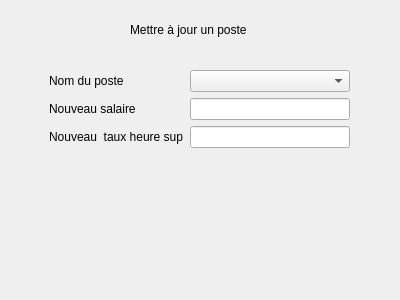
Old version of the form ui/updatepostedialog.ui in the repository eliphanio/Gestion-d-employer-et-de-paie.
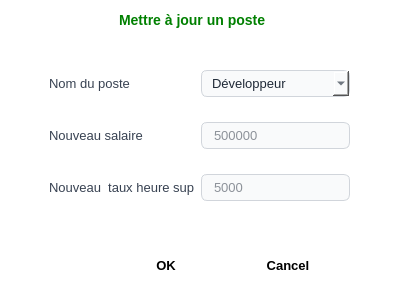
New version of the form.

Commit message: design dialog

Patch:
```diff
--- a/ui/updatepostedialog.ui
+++ b/ui/updatepostedialog.ui
@@ -13,29 +13,55 @@
   <property name="windowTitle">
    <string>Dialog</string>
   </property>
-  <widget class="QLabel" name="label">
-   <property name="geometry">
-    <rect>
-     <x>130</x>
-     <y>20</y>
-     <width>121</width>
-     <height>20</height>
-    </rect>
-   </property>
-   <property name="text">
-    <string>Mettre à jour un poste</string>
-   </property>
-  </widget>
+  <property name="styleSheet">
+   <string notr="true">QDialog {
+    background-color: #FFFFFF;
+}
+
+QLineEdit, QComboBox {
+    border: 1px solid #D1D5DB;
+    background-color: #F9FAFB;
+    border-radius: 6px;
+    padding: 4px 10px;
+    color: #1F2937;
+    font-size: 13px;
+    selection-background-color: #2563EB;
+}
+
+QLineEdit:hover, QComboBox:hover {
+    border: 1px solid #94A3B8;
+}
+
+QLineEdit:focus, QComboBox:focus {
+    border: 1px solid #2563EB;
+    background-color: #FFFFFF;
+}
+
+QLineEdit:disabled, QComboBox:disabled {
+    background-color: #F3F4F6;
+    color: #9CA3AF;
+    border: 1px solid #E5E7EB;
+}
+
+QLabel {
+    color: #374151;
+    font-size: 13px;
+    background-color: transparent;
+}</string>
+  </property>
   <widget class="QWidget" name="formLayoutWidget">
    <property name="geometry">
     <rect>
      <x>49</x>
      <y>70</y>
      <width>301</width>
-     <height>161</height>
+     <height>163</height>
     </rect>
    </property>
    <layout class="QFormLayout" name="formLayout">
+    <property name="verticalSpacing">
+     <number>25</number>
+    </property>
     <item row="0" column="0">
      <widget class="QLabel" name="nomDuPosteLabel">
       <property name="text">
@@ -44,7 +70,11 @@
      </widget>
     </item>
     <item row="0" column="1">
-     <widget class="QComboBox" name="nomDuPosteComboBox"/>
+     <widget class="QComboBox" name="nomDuPosteComboBox">
+      <property name="placeholderText">
+       <string>Développeur</string>
+      </property>
+     </widget>
     </item>
     <item row="1" column="0">
      <widget class="QLabel" name="nouveauSalaireLabel">
@@ -54,7 +84,11 @@
      </widget>
     </item>
     <item row="1" column="1">
-     <widget class="QLineEdit" name="nouveauSalaireLineEdit"/>
+     <widget class="QLineEdit" name="nouveauSalaireLineEdit">
+      <property name="placeholderText">
+       <string>500000</string>
+      </property>
+     </widget>
     </item>
     <item row="2" column="0">
      <widget class="QLabel" name="nouveauTauxHeureSupLabel">
@@ -64,10 +98,102 @@
      </widget>
     </item>
     <item row="2" column="1">
-     <widget class="QLineEdit" name="nouveauTauxHeureSupLineEdit"/>
+     <widget class="QLineEdit" name="nouveauTauxHeureSupLineEdit">
+      <property name="placeholderText">
+       <string>5000</string>
+      </property>
+     </widget>
     </item>
    </layout>
   </widget>
+  <widget class="QDialogButtonBox" name="buttonBox">
+   <property name="geometry">
+    <rect>
+     <x>75</x>
+     <y>250</y>
+     <width>271</width>
+     <height>31</height>
+    </rect>
+   </property>
+   <property name="styleSheet">
+    <string notr="true">QDialogButtonBox {
+    background-color: transparent;
+    border: none;
+    padding: 10px 0px;
+}
+
+QDialogButtonBox QPushButton {
+    min-width: 100px;
+    min-height: 20px;
+    padding: 4px 8px;
+    border-radius: 6px;
+    font-size: 13px;
+    font-weight: 600;
+    border: none;
+}
+
+/* Bouton OK */
+QDialogButtonBox QPushButton[text=&quot;OK&quot;] {
+	
+	background-color: rgb(85, 170, 0);
+    color: white;
+}
+
+QDialogButtonBox QPushButton[text=&quot;OK&quot;]:hover {
+    
+	background-color: rgb(0, 170, 0);
+}
+
+
+/* Bouton Annuler */
+QDialogButtonBox QPushButton[text=&quot;Cancel&quot;] {
+    background-color: #E5E7EB;
+    color: #374151;
+}
+
+QDialogButtonBox QPushButton[text=&quot;Cancel&quot;]:hover {
+    background-color: #D1D5DB;
+}
+
+QDialogButtonBox QPushButton:pressed {
+    padding-top: 10px;
+}</string>
+   </property>
+   <property name="standardButtons">
+    <set>QDialogButtonBox::StandardButton::Cancel|QDialogButtonBox::StandardButton::Ok</set>
+   </property>
+  </widget>
+  <widget class="QWidget" name="widget" native="true">
+   <property name="geometry">
+    <rect>
+     <x>49</x>
+     <y>0</y>
+     <width>301</width>
+     <height>61</height>
+    </rect>
+   </property>
+   <property name="styleSheet">
+    <string notr="true"/>
+   </property>
+   <widget class="QLabel" name="label">
+    <property name="geometry">
+     <rect>
+      <x>70</x>
+      <y>10</y>
+      <width>161</width>
+      <height>20</height>
+     </rect>
+    </property>
+    <property name="styleSheet">
+     <string notr="true">color: green;
+font-weight: bold;
+font-size: 14px;</string>
+    </property>
+    <property name="text">
+     <string>Mettre à jour un poste</string>
+    </property>
+   </widget>
+  </widget>
  </widget>
  <resources/>
  <connections/>
```
Left out of the diff: 2 changed lines with no effect on the pictures. The commit also changes 6 other files.
